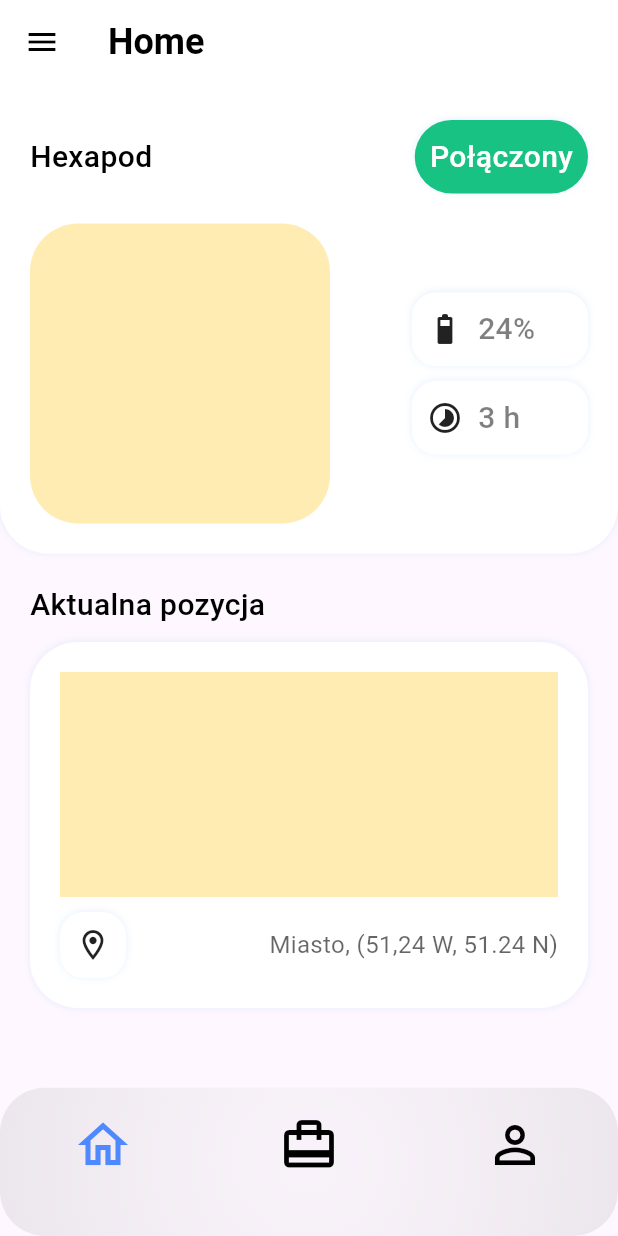
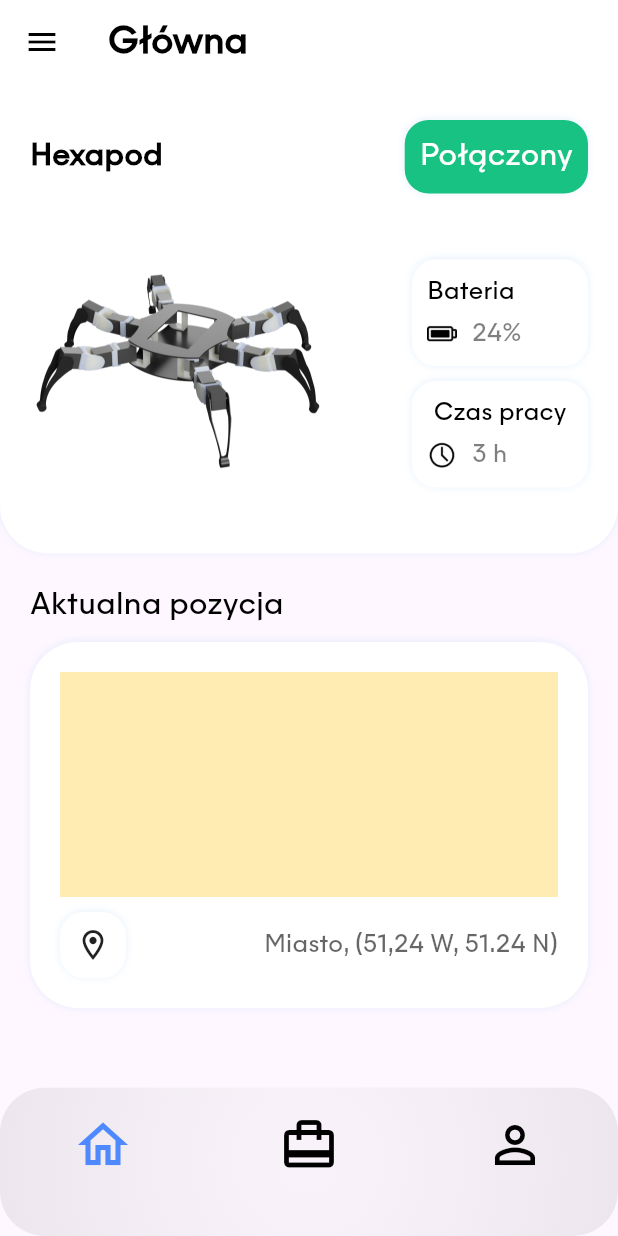
Before and after one commit to sqsiek0/inzynieria-aplikacja, a Flutter app: the screen it shows after launch, on a phone screen of 412 x 824 dp. Run offline on Flutter 3.47's test engine with Material 3 defaults, Android fonts, the phone set to English and light mode, and no system bars; our stand-ins replace bloc, flutter_bloc, go_router.

Commit message:
some changes to ui

```diff
--- a/lib/app/view/widgets/app_font_16.dart
+++ b/lib/app/view/widgets/app_font_16.dart
@@ -4,20 +4,21 @@ class AppFont16 extends StatelessWidget {
   const AppFont16({
     super.key,
     required this.text,
+    this.fontWeight,
     this.color,
   });
   final String text;
   final Color? color;
+  final FontWeight? fontWeight;
 
   @override
   Widget build(BuildContext context) {
-    return Text(
-      text,
-      style: TextStyle(
-        fontSize: 16,
-        fontWeight: FontWeight.w400,
-        color: color ?? Colors.black,
-      ),
-    );
+    return Text(text,
+        style: TextStyle(
+          fontSize: 16,
+          fontWeight: fontWeight ?? FontWeight.w400,
+          color: color ?? Colors.black,
+          fontFamily: 'Majorant',
+        ));
   }
 }
--- a/lib/app/view/widgets/app_font_20.dart
+++ b/lib/app/view/widgets/app_font_20.dart
@@ -4,20 +4,22 @@ class AppFont20 extends StatelessWidget {
   const AppFont20({
     super.key,
     required this.text,
+    this.fontWeight,
     this.color,
   });
   final String text;
   final Color? color;
+  final FontWeight? fontWeight;
 
   @override
   Widget build(BuildContext context) {
     return Text(
       text,
       style: TextStyle(
-        fontSize: 20,
-        fontWeight: FontWeight.w500,
-        color: color ?? Colors.black,
-      ),
+          fontSize: 20,
+          fontWeight: fontWeight ?? FontWeight.w400,
+          color: color ?? Colors.black,
+          fontFamily: 'Majorant'),
     );
   }
 }
--- a/lib/app/view/widgets/app_font_24.dart
+++ b/lib/app/view/widgets/app_font_24.dart
@@ -9,10 +9,10 @@ class AppFont24 extends StatelessWidget {
     return Text(
       text,
       style: const TextStyle(
-        fontSize: 24,
-        fontWeight: FontWeight.w700,
-        color: Colors.black,
-      ),
+          fontSize: 24,
+          fontWeight: FontWeight.w700,
+          color: Colors.black,
+          fontFamily: 'Majorant'),
     );
   }
 }
--- a/lib/app/view/widgets/app_font_32.dart
+++ b/lib/app/view/widgets/app_font_32.dart
@@ -12,6 +12,7 @@ class AppFont32 extends StatelessWidget {
         fontSize: 32,
         fontWeight: FontWeight.w700,
         color: Colors.black,
+        fontFamily: 'Majorant',
       ),
     );
   }
--- a/lib/home/view/home.dart
+++ b/lib/home/view/home.dart
@@ -55,7 +55,7 @@ class _HomeState extends State<Home> {
             controller: scrollController,
             slivers: [
               AppTopBar(
-                title: 'Home',
+                title: 'Główna',
                 opacity: opacity,
                 globalKey: widget.globalKey,
               ),
--- a/lib/home/view/widgets/home_robot_container.dart
+++ b/lib/home/view/widgets/home_robot_container.dart
@@ -1,7 +1,11 @@
+import 'dart:ui';
+
 import 'package:flutter/material.dart';
 import 'package:robot_controller/app/src/constants/colors.dart';
 import 'package:robot_controller/app/src/constants/paddings.dart';
+import 'package:robot_controller/app/view/widgets/app_font_16.dart';
 import 'package:robot_controller/app/view/widgets/app_font_20.dart';
+import 'package:robot_controller/app/view/widgets/app_font_24.dart';
 import 'package:robot_controller/app/view/widgets/app_tile.dart';
 
 class HomeRobotContainer extends StatelessWidget {
@@ -19,14 +23,19 @@ class HomeRobotContainer extends StatelessWidget {
             Row(
               mainAxisAlignment: MainAxisAlignment.spaceBetween,
               children: [
-                  const AppFont20(text: 'Hexapod'),
+                const AppFont20(
+                  text: 'Hexapod',
+                  fontWeight: FontWeight.w600,
+                ),
                 AppTile(
                   isExpanded: false,
                   color: AppColor.green,
                   padding: 10,
+                  radius: 16,
                   child: const AppFont20(
                     text: 'Połączony',
                     color: Colors.white,
+                    fontWeight: FontWeight.w200,
                   ),
                 )
               ],
@@ -38,14 +47,11 @@ class HomeRobotContainer extends StatelessWidget {
                 children: [
                   Flexible(
                       flex: 2,
-                      child: Container(
+                      child: Image.asset(
+                        'assets/hexapod_small.png',
+                        width: 200,
                         height: 200,
-                        width: 200,
-                        decoration: BoxDecoration(
-                            borderRadius: BorderRadius.circular(32),
-                            color: Colors.amber.shade100),
-                      ),
-                    ),
+                      )),
                   const SizedBox(
                     width: AppPaddings.globalPadding,
                   ),
@@ -57,15 +63,28 @@ class HomeRobotContainer extends StatelessWidget {
                             isExpanded: false,
                             padding: 10,
                             radius: 16,
-                              child: Row(
+                            child: Column(
+                              crossAxisAlignment: CrossAxisAlignment.start,
                               children: [
-                                  const Icon(Icons.battery_5_bar_rounded),
+                                const AppFont16(
+                                  text: 'Bateria',
+                                ),
+                                const SizedBox(
+                                  height: 5,
+                                ),
+                                Row(
+                                  crossAxisAlignment: CrossAxisAlignment.center,
+                                  children: [
+                                    Image.asset('assets/batery.png',
+                                        width: 20, height: 20),
                                     const SizedBox(
                                       width: AppPaddings.globalPadding / 2,
                                     ),
-                                  AppFont20(
+                                    AppFont16(
                                       text: '24%',
                                       color: Colors.black.withOpacity(0.5),
+                                    ),
+                                  ],
                                 ),
                               ],
                             )),
@@ -76,18 +95,27 @@ class HomeRobotContainer extends StatelessWidget {
                           isExpanded: false,
                           padding: 10,
                           radius: 16,
-                              child: Row(
+                          child: Column(
                             children: [
-                                  const Icon(Icons.timelapse_outlined),
+                              const AppFont16(
+                                text: 'Czas pracy',
+                              ),
+                              const SizedBox(
+                                height: 5,
+                              ),
+                              Row(
+                                children: [
+                                  Image.asset('assets/clock.png',
+                                      width: 20, height: 20),
                                   const SizedBox(
                                     width: AppPaddings.globalPadding / 2,
                                   ),
-                                  AppFont20(
+                                  AppFont16(
                                     text: '3 h',
                                     color: Colors.black.withOpacity(0.5),
                                   ),
                                 ],
-                              ))
+                              ),
                             ],
                           ),
                         )
@@ -96,6 +124,10 @@ class HomeRobotContainer extends StatelessWidget {
                   )
                 ],
               ),
-        ));
+            )
+          ],
+        ),
+      ),
+    );
   }
 }
```
Also changed, not shown: lib/app/view/widgets/app_bottom_bar.dart (+7 -5 lines), pubspec.yaml (+17 -2 lines), assets/batery.png (added), assets/clock.png (added), assets/hexapod.PNG (added), assets/hexapod_small.png (added), fonts/Majorant-Lt.ttf (added), fonts/Majorant-Md.ttf (added), fonts/Majorant-Rg.ttf (added), fonts/Majorant-Th.ttf (added), pubspec.lock, 3 other files. Lines whose indentation alone changed are shown as unchanged.
